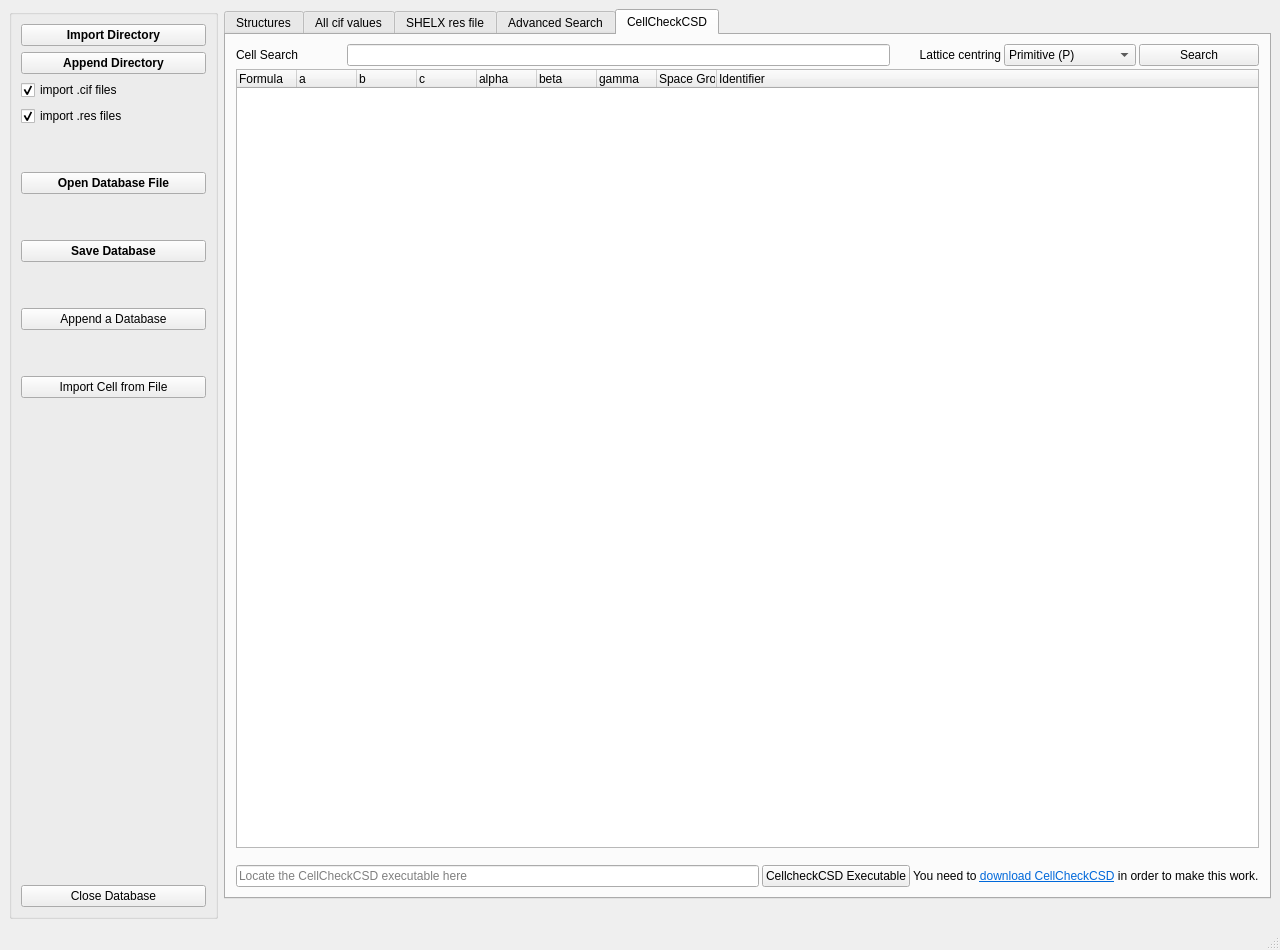
Old version of the form structurefinder/gui/strf_main.ui in the repository dkratzert/StructureFinder.
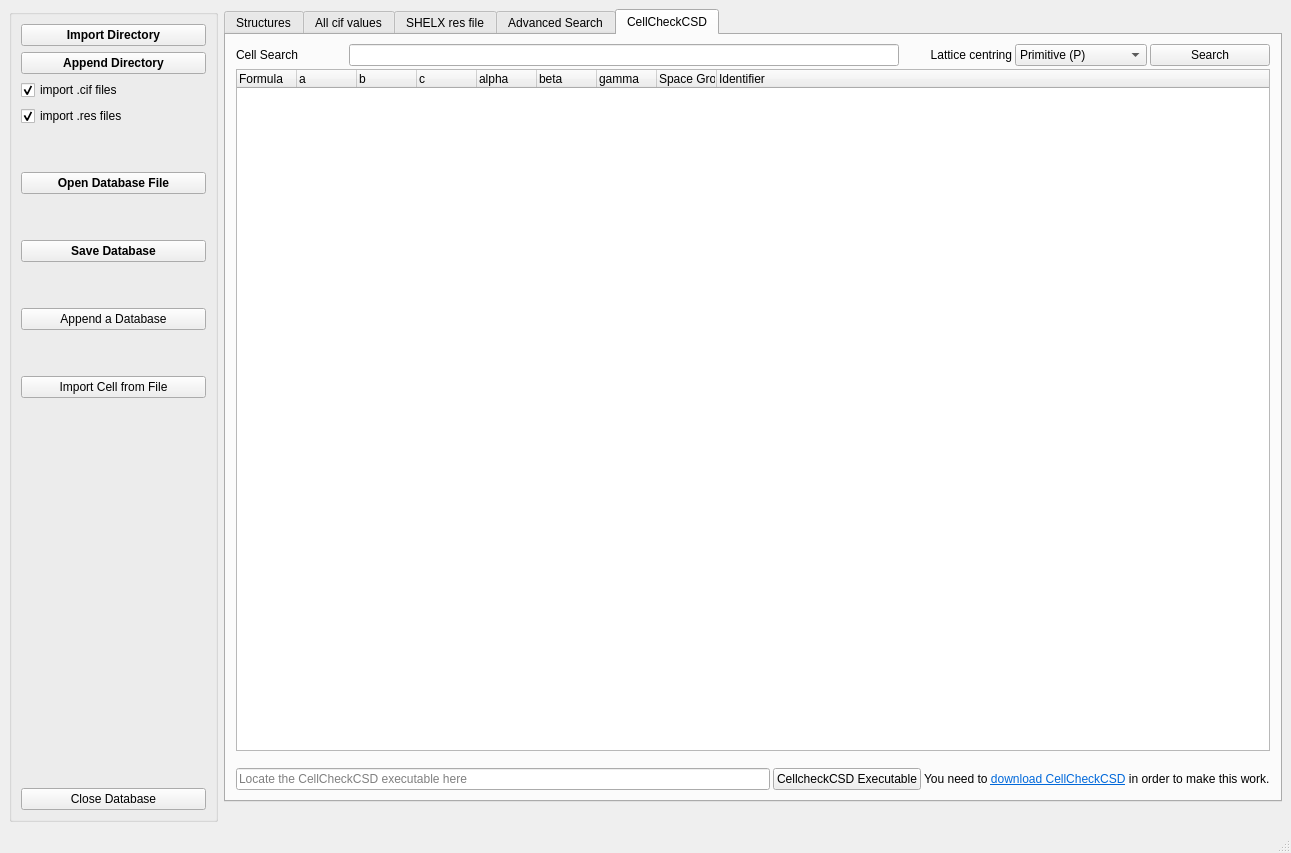
New version of the form. Custom widgets are drawn as their Qt base class.

Commit message: initial windows size

The edit to the form file:
```diff
--- a/structurefinder/gui/strf_main.ui
+++ b/structurefinder/gui/strf_main.ui
@@ -7,8 +7,8 @@
    <rect>
     <x>0</x>
     <y>0</y>
-    <width>1280</width>
-    <height>950</height>
+    <width>1291</width>
+    <height>853</height>
    </rect>
   </property>
   <property name="windowTitle">
```
